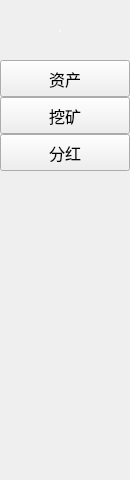
Before: the Qt Designer form XWCWallet/functionBar/FunctionAccountWidget.ui in Whitecoin-Owner/Whitecoin-qt, drawn with Qt 5.
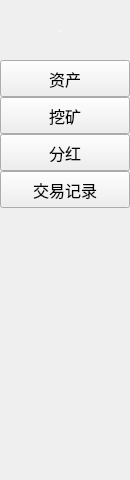
After: the same form once the commit is applied.

What changed in the file:
```diff
--- a/XWCWallet/functionBar/FunctionAccountWidget.ui
+++ b/XWCWallet/functionBar/FunctionAccountWidget.ui
@@ -108,6 +108,24 @@
     <string>分红</string>
    </property>
   </widget>
+  <widget class="QPushButton" name="pushButton_record">
+   <property name="geometry">
+    <rect>
+     <x>0</x>
+     <y>171</y>
+     <width>130</width>
+     <height>37</height>
+    </rect>
+   </property>
+   <property name="font">
+    <font>
+     <pointsize>12</pointsize>
+    </font>
+   </property>
+   <property name="text">
+    <string>交易记录</string>
+   </property>
+  </widget>
  </widget>
  <resources/>
  <connections/>
```
